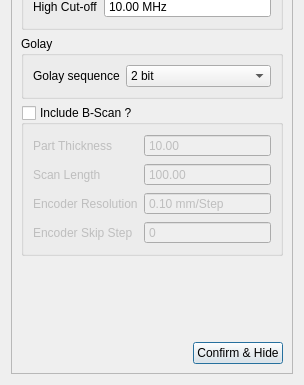
Above: tsettings.ui from SDJoeKing/Tubers_GUI before the change; both pictures show x 0 to 304 and y 345 to 730 of the 304 by 730 pixel window. Below: the same form after it.
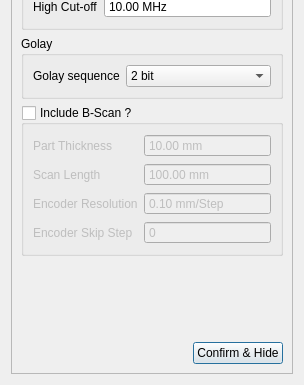
That is the form after the change.

Commit message: setting suffix

Diff of the .ui file:
```diff
--- a/tsettings.ui
+++ b/tsettings.ui
@@ -260,6 +260,9 @@
            <property name="buttonSymbols">
             <enum>QAbstractSpinBox::NoButtons</enum>
            </property>
+           <property name="suffix">
+            <string> mm</string>
+           </property>
            <property name="maximum">
             <double>9999.000000000000000</double>
            </property>
@@ -280,6 +283,9 @@
            <property name="buttonSymbols">
             <enum>QAbstractSpinBox::NoButtons</enum>
            </property>
+           <property name="suffix">
+            <string> mm</string>
+           </property>
            <property name="maximum">
             <double>9999.000000000000000</double>
            </property>
```
